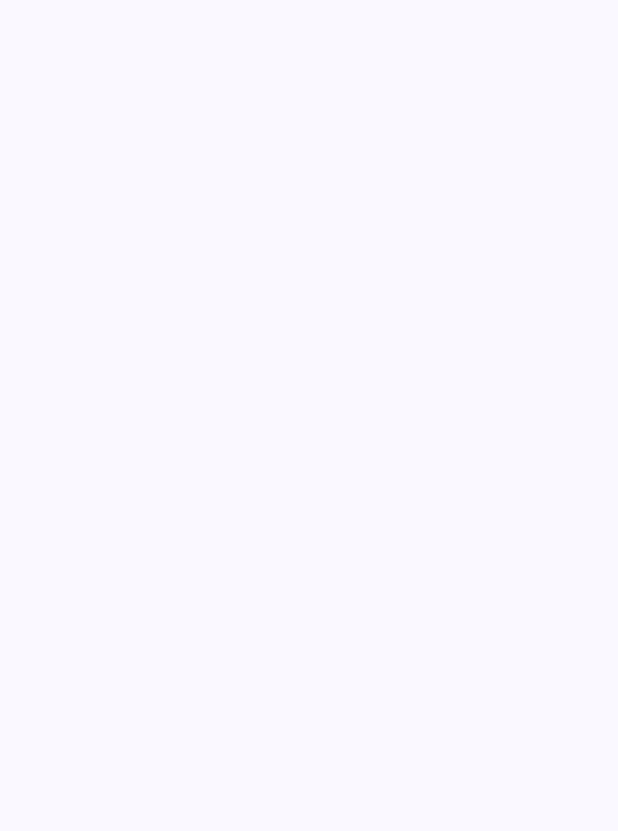
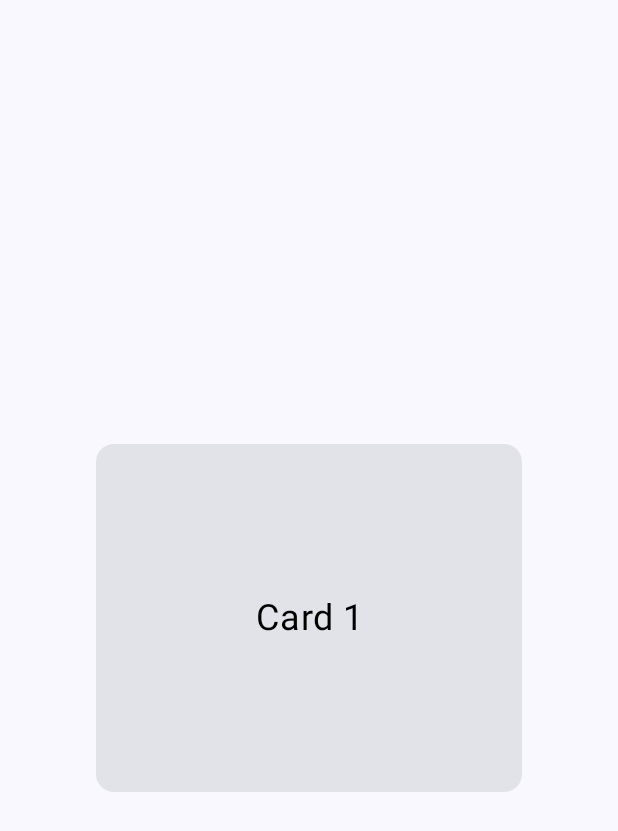
Before and after one commit to SergeiKrainyukov/MyFavoriteDictionary, an Android app built with Jetpack Compose: the PracticeScreen screen opened through its navigation route, on a phone screen of 412 x 824 dp. Before the commit the part shown is empty. Shown: the top 831 px of the screen. Run offline under Robolectric (Android 15) with nearby library versions, the phone set to English and light mode, and no system bars.

Commit message:
Реализован экран с практикой слов

```diff
--- a/app/build.gradle.kts
+++ b/app/build.gradle.kts
@@ -50,17 +50,18 @@ android {
 }
 
 dependencies {
-    implementation ("androidx.navigation:navigation-compose:2.7.6")
+    implementation("androidx.navigation:navigation-compose:2.7.6")
     implementation("androidx.core:core-ktx:1.12.0")
     implementation("androidx.lifecycle:lifecycle-runtime-ktx:2.6.2")
     implementation("androidx.activity:activity-compose:1.8.2")
-    implementation ("androidx.constraintlayout:constraintlayout-compose:1.0.1")
+    implementation("androidx.constraintlayout:constraintlayout-compose:1.0.1")
     implementation(platform("androidx.compose:compose-bom:2023.03.00"))
     implementation("androidx.compose.ui:ui")
     implementation("androidx.compose.ui:ui-graphics")
     implementation("androidx.compose.ui:ui-tooling-preview")
     implementation("androidx.compose.material3:material3")
     implementation("androidx.navigation:navigation-runtime-ktx:2.7.6")
+    implementation("com.google.accompanist:accompanist-pager:0.33.2-alpha")
     testImplementation("junit:junit:4.13.2")
     androidTestImplementation("androidx.test.ext:junit:1.1.5")
     androidTestImplementation("androidx.test.espresso:espresso-core:3.5.1")
--- a/app/src/main/java/com/sergeikrainyukov/myfavoritedictionary/screens/PracticeScreen.kt
+++ b/app/src/main/java/com/sergeikrainyukov/myfavoritedictionary/screens/PracticeScreen.kt
@@ -1,15 +1,105 @@
 package com.sergeikrainyukov.myfavoritedictionary.screens
 
+import androidx.compose.foundation.ExperimentalFoundationApi
+import androidx.compose.foundation.clickable
 import androidx.compose.foundation.layout.Box
+import androidx.compose.foundation.layout.PaddingValues
 import androidx.compose.foundation.layout.fillMaxSize
+import androidx.compose.foundation.layout.padding
+import androidx.compose.foundation.pager.HorizontalPager
+import androidx.compose.foundation.pager.PagerState
+import androidx.compose.foundation.pager.rememberPagerState
+import androidx.compose.material3.Card
+import androidx.compose.material3.Text
 import androidx.compose.runtime.Composable
+import androidx.compose.runtime.LaunchedEffect
+import androidx.compose.runtime.getValue
+import androidx.compose.runtime.mutableStateOf
+import androidx.compose.runtime.remember
+import androidx.compose.runtime.setValue
+import androidx.compose.runtime.snapshotFlow
 import androidx.compose.ui.Alignment
 import androidx.compose.ui.Modifier
+import androidx.compose.ui.graphics.Color
+import androidx.compose.ui.text.style.TextAlign
+import androidx.compose.ui.tooling.preview.Preview
+import androidx.compose.ui.unit.dp
+import androidx.compose.ui.unit.sp
+import com.sergeikrainyukov.myfavoritedictionary.ui.theme.MyFavoriteDictionaryTheme
+
+@OptIn(ExperimentalFoundationApi::class)
+@Composable
+fun PracticeScreen() {
+    val cardTexts = listOf(
+        Word("Card 1", "Карточка 1"),
+        Word("Card 2", "Карточка 2"),
+        Word("Card 3", "Карточка 3")
+    )
+    val infinitePagerState = rememberInfinitePagerState()
+
+    HorizontalPager(
+        state = infinitePagerState,
+        contentPadding = PaddingValues(horizontal = 32.dp),
+        modifier = Modifier.fillMaxSize()
+    ) { page ->
+        val index = (page % cardTexts.size).let { if (it < 0) it + cardTexts.size else it }
+        CardItem(word = cardTexts[index])
+    }
+}
 
 @Composable
-fun PracticeScreen() {
-    Box(
-        modifier = Modifier.fillMaxSize(),
-        contentAlignment = Alignment.Center
-    ) {}
+fun CardItem(word: Word) {
+    var showEnglish by remember { mutableStateOf(true) }
+    Card(
+        modifier = Modifier
+            .fillMaxSize()
+            .padding(horizontal = 32.dp, vertical = 296.dp)
+            .clickable { showEnglish = !showEnglish }
+    ) {
+        Box(contentAlignment = Alignment.Center, modifier = Modifier.fillMaxSize()) {
+            Text(
+                text = if (showEnglish) word.eng else word.rus,
+                fontSize = 24.sp,
+                textAlign = TextAlign.Center,
+                color = Color.Black
+            )
+        }
+
+    }
 }
+
+@OptIn(ExperimentalFoundationApi::class)
+@Composable
+fun rememberInfinitePagerState(
+    initialPage: Int = 0,
+    pageCount: Int = Int.MAX_VALUE,
+): PagerState {
+    val infinitePagerState = rememberPagerState(
+        initialPage = initialPage,
+        pageCount = { pageCount },
+    )
+
+    LaunchedEffect(infinitePagerState) {
+        snapshotFlow { infinitePagerState.currentPage }
+            .collect { page ->
+                if (page <= 0) {
+                    infinitePagerState.scrollToPage(pageCount / 2)
+                } else if (page >= pageCount - 1) {
+                    infinitePagerState.scrollToPage(pageCount / 2)
+                }
+            }
+    }
+
+    return infinitePagerState
+}
+
+data class Word(val eng: String, val rus: String)
+
+
+@Preview(showBackground = true)
+@Composable
+fun BattleScreenPreview() {
+    MyFavoriteDictionaryTheme {
+        PracticeScreen()
+    }
+}
```
